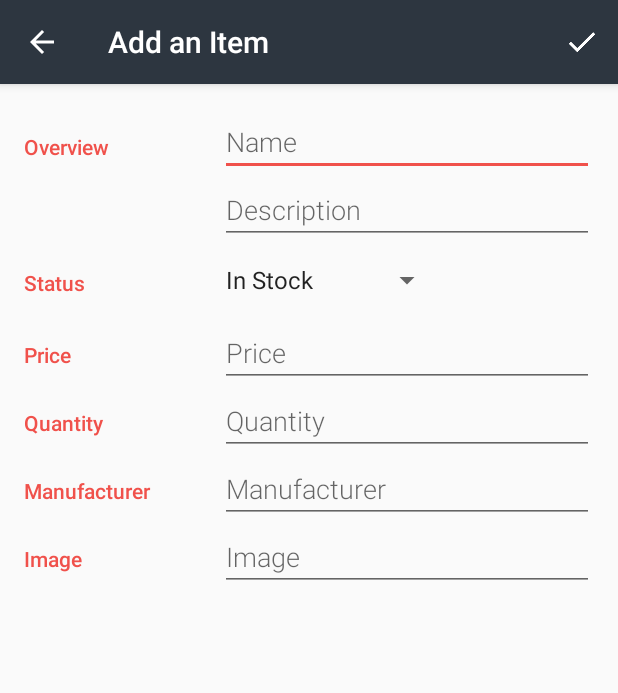
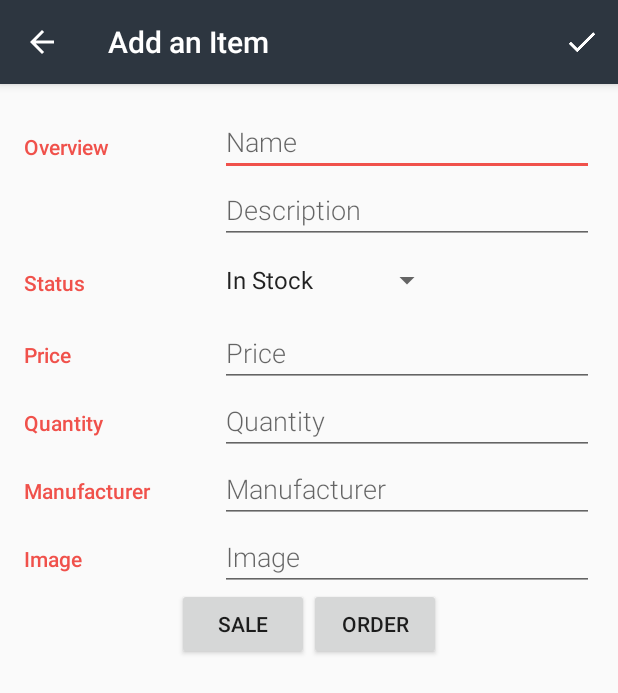
Before and after one commit to joelemerson/StoreStocker, an Android app: the EditorActivity screen opened directly, with no data from a screen before it, on a phone screen of 412 x 824 dp. Shown: the top 693 px of the screen. Run offline under Robolectric (Android 15) with nearby library versions, the phone set to English and light mode, and no system bars.

Commit message:
Fixed sale button to decrement the  quantity in the EditorActivity.

```diff
--- a/app/src/main/java/com/example/android/items/EditorActivity.java
+++ b/app/src/main/java/com/example/android/items/EditorActivity.java
@@ -34,14 +34,13 @@ import android.view.MotionEvent;
 import android.view.View;
 import android.widget.AdapterView;
 import android.widget.ArrayAdapter;
+import android.widget.Button;
 import android.widget.EditText;
 import android.widget.Spinner;
 import android.widget.Toast;
 
 import com.example.android.items.data.ItemContract;
 import com.example.android.items.data.ItemContract.ItemEntry;
-
-import java.text.NumberFormat;
 
 /**
  * Allows user to create a new item or edit an existing one.
@@ -102,6 +101,11 @@ public class EditorActivity extends AppCompatActivity implements
     private int mStatus = ItemEntry.STATUS_IN_STOCK;
 
     /**
+     * set quantity variable for use in buttonSaleEditor processing
+     */
+    private int mQuantity;
+
+    /**
      * Boolean flag that keeps track of whether the pet has been edited (true) or not (false)
      */
     private boolean mItemHasChanged = false;
@@ -160,6 +164,28 @@ public class EditorActivity extends AppCompatActivity implements
         mImageEditText.setOnTouchListener(mTouchListener);
         mStatusSpinner.setOnTouchListener(mTouchListener);
         setupSpinner();
+        //Implement the Sale Button
+        //Set the onClickListener
+        Button saleButton = (Button) findViewById(R.id.saleButtonEditor);
+        saleButton.setOnClickListener(new View.OnClickListener() {
+            @Override
+            public void onClick(View view) {
+                //Get the current quantity, if more than 0, decrement for on unit sold and update the textview
+                int quantity = Integer.parseInt(mQuantityEditText.getText().toString());
+                if (quantity > 0) {
+                    quantity--;
+                    String quantityString = Integer.toString(quantity);
+                    ContentValues values = new ContentValues();
+                    values.put(ItemContract.ItemEntry.COLUMN_ITEM_QUANTITY, quantity);
+                    //update text view with new quantity
+                    int rowsAffected = getContentResolver().update(mCurrentItemUri, values, null, null);
+                    if (rowsAffected != 0) {
+                        mQuantityEditText.setText(quantityString);
+                    }
+                }
+            }
+
+        });
     }
 
     /**
@@ -233,7 +259,6 @@ public class EditorActivity extends AppCompatActivity implements
         values.put(ItemContract.ItemEntry.COLUMN_ITEM_PRICE, priceString);
         values.put(ItemContract.ItemEntry.COLUMN_ITEM_MANUFACTURER, manufacturerString);
         values.put(ItemContract.ItemEntry.COLUMN_ITEM_IMAGE, imageString);
-
         // If the quantity is not provided by the user, don't try to parse the string into an
         // integer value. Use 0 by default.
         int quantity = 0;
@@ -241,7 +266,6 @@ public class EditorActivity extends AppCompatActivity implements
             quantity = Integer.parseInt(quantityString);
         }
         values.put(ItemContract.ItemEntry.COLUMN_ITEM_QUANTITY, quantity);
-
         // If the price is not provided by the user, don't try to parse the string into an
         // integer value. Use 0 by default.
         float price = 0;
@@ -249,7 +273,6 @@ public class EditorActivity extends AppCompatActivity implements
             price = Float.parseFloat(priceString);
         }
         values.put(ItemContract.ItemEntry.COLUMN_ITEM_PRICE, price);
-
         // Determine if this is a new or existing item by checking if mCurrentItemUri is null or not
         if (mCurrentItemUri == null) {
             // This is a NEW item, so insert a new item into the provider,
@@ -312,23 +335,20 @@ public class EditorActivity extends AppCompatActivity implements
     public boolean onOptionsItemSelected(MenuItem item) {
         // User clicked on a menu option in the app bar overflow menu
         switch (item.getItemId()) {
-
             // Respond to a click on the "Save" menu option
             case R.id.action_save:
-
                 // First validate data...
                 String nameString = mNameEditText.getText().toString().trim();
                 // Is the name valid?  Then notify user they must enter a name
                 if (TextUtils.isEmpty(nameString)) {
                     Toast.makeText(this, getString(R.string.nameRequired),
                             Toast.LENGTH_SHORT).show();
-                return false;}
-
+                    return false;
+                }
                 //then save the data
                 saveItem();
                 finish();
                 return true;
-
             // Respond to a click on the "Delete" menu option
             case R.id.action_delete:
                 // Pop up confirmation dialog for deletion
@@ -438,7 +458,6 @@ public class EditorActivity extends AppCompatActivity implements
             mPriceEditText.setText(Float.toString(price));
             mManufacturerEditText.setText(manufacturer);
             mImageEditText.setText(image);
-
             // Status is a dropdown spinner, so map the constant value from the database
             // into one of the dropdown options (0 is In Stock, 1 is Out of Stock, 2 is On Order).
             // Then call setSelection() so that option is displayed on screen as the current selection.
--- a/app/src/main/res/layout/activity_editor.xml
+++ b/app/src/main/res/layout/activity_editor.xml
@@ -205,4 +205,26 @@
 
     </LinearLayout>
 
+    !-- Sales and Order Buttons category -->
+
+    <LinearLayout
+        android:layout_width="match_parent"
+        android:layout_height="wrap_content"
+        android:orientation="horizontal"
+        android:gravity="center">
+
+        <Button
+            android:text="Sale"
+            android:layout_width="wrap_content"
+            android:layout_height="wrap_content"
+            android:id="@+id/saleButtonEditor"/>
+
+        <Button
+            android:text="Order"
+            android:layout_width="wrap_content"
+            android:layout_height="wrap_content"
+            android:id="@+id/orderButtonEditor"/>
+
+    </LinearLayout>
+
 </LinearLayout>
```
